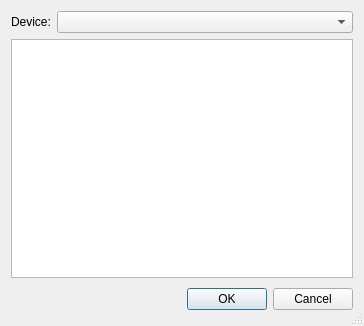
First picture: the form in modules/create_service_item/qt/create_service_item.ui, repository alexsmn/scada-client, before the edit.
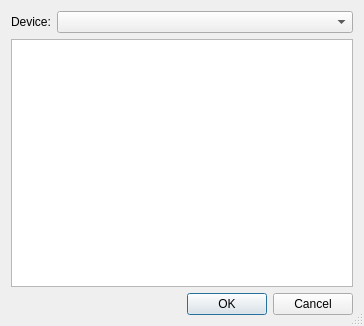
Second picture: the form after the edit.

Commit message: client: give dialogs native conventions

Diff of the .ui file:
```diff
--- a/modules/create_service_item/qt/create_service_item.ui
+++ b/modules/create_service_item/qt/create_service_item.ui
@@ -56,29 +56,12 @@
       <number>0</number>
      </property>
      <item>
-      <spacer>
+      <widget class="QDialogButtonBox" name="buttonBox">
        <property name="orientation">
         <enum>Qt::Horizontal</enum>
        </property>
-       <property name="sizeHint" stdset="0">
-        <size>
-         <width>131</width>
-         <height>31</height>
-        </size>
-       </property>
-      </spacer>
-     </item>
-     <item>
-      <widget class="QPushButton" name="okButton">
-       <property name="text">
-        <string>OK</string>
-       </property>
-      </widget>
-     </item>
-     <item>
-      <widget class="QPushButton" name="cancelButton">
-       <property name="text">
-        <string>Cancel</string>
+       <property name="standardButtons">
+        <set>QDialogButtonBox::Cancel|QDialogButtonBox::Ok</set>
        </property>
       </widget>
      </item>
```
Left out of the diff: 28 changed lines with no effect on the pictures. The commit also changes 15 other files.
